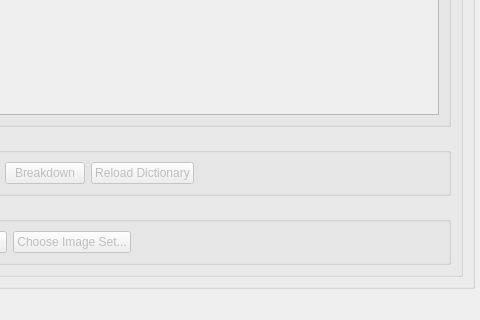
Above: rsrc/papagayo-ng2.ui from morevnaproject-org/papagayo-ng before the change; both pictures show x 236 to 716 and y 448 to 768 of the 1024 by 768 pixel window. Below: the same form after it.
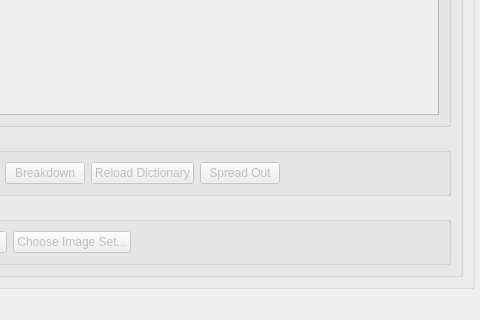
That is the form after the change. Icons and pictures are not drawn. Custom widgets are drawn as their Qt base class.

Commit message: Add button that spreads everything out evenly.

```diff
--- a/rsrc/papagayo-ng2.ui
+++ b/rsrc/papagayo-ng2.ui
@@ -196,6 +196,13 @@
                  </property>
                 </widget>
                </item>
+               <item>
+                <widget class="QPushButton" name="spread_out">
+                 <property name="text">
+                  <string>Spread Out</string>
+                 </property>
+                </widget>
+               </item>
                <item>
                 <spacer name="phoneme_spacer_right">
                  <property name="orientation">
```
The commit also changes 1 other file.
